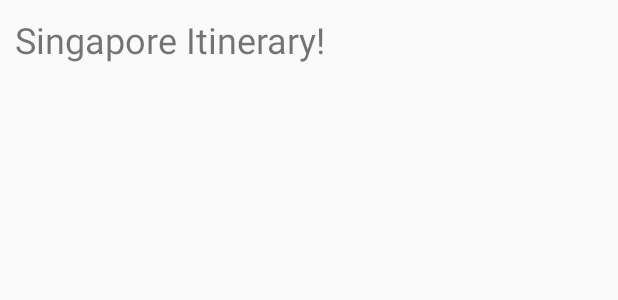
After one commit to ejyang7/CS194A_MyMaps, an Android app: the layout item_user_map.xml on its own in the app's theme, with its tools: preview values and no code run, on a phone screen of 412 x 824 dp. The commit adds this screen. Shown: the top 300 px of the screen. Run offline under Robolectric (Android 15) with nearby library versions, the phone set to English and light mode, and no system bars.

Commit message:
Base app skeleton completed

```diff
--- a/app/src/main/java/edu/stanford/ejyang/mymaps/MainActivity.kt
+++ b/app/src/main/java/edu/stanford/ejyang/mymaps/MainActivity.kt
@@ -44,6 +44,7 @@ class MainActivity : AppCompatActivity() {
                 val intent = Intent(this@MainActivity, DisplayMapActivity::class.java)
                 intent.putExtra(EXTRA_USER_MAP, userMaps[position])
                 startActivity(intent)
+                overridePendingTransition(R.anim.slide_in_right, R.anim.slide_out_left)
             }
         })
         rvMaps.adapter = mapAdapter
--- a/app/src/main/java/edu/stanford/ejyang/mymaps/MapsAdapter.kt
+++ b/app/src/main/java/edu/stanford/ejyang/mymaps/MapsAdapter.kt
@@ -17,7 +17,7 @@ class MapsAdapter(val context: Context, val userMaps: List<UserMap>, val onClick
     }
 
     override fun onCreateViewHolder(parent: ViewGroup, viewType: Int): ViewHolder {
-        val view = LayoutInflater.from(context).inflate(android.R.layout.simple_list_item_1, parent, false)
+        val view = LayoutInflater.from(context).inflate(R.layout.item_user_map, parent, false)
         return ViewHolder(view)
     }
 
@@ -29,7 +29,7 @@ class MapsAdapter(val context: Context, val userMaps: List<UserMap>, val onClick
             Log.i(TAG, "Tapped on position $position")
             onClickListener.onItemClick(position)
         }
-        val textViewTitle = holder.itemView.findViewById<TextView>(android.R.id.text1)
+        val textViewTitle = holder.itemView.findViewById<TextView>(R.id.tvMapTitle)
         textViewTitle.text = userMap.title
 
     }
--- /dev/null
+++ b/app/src/main/res/layout/item_user_map.xml
@@ -0,0 +1,12 @@
+<?xml version="1.0" encoding="utf-8"?>
+<TextView xmlns:android="http://schemas.android.com/apk/res/android"
+    xmlns:tools="http://schemas.android.com/tools"
+    android:id="@+id/tvMapTitle"
+    android:layout_width="match_parent"
+    android:layout_height="wrap_content"
+    android:background="?attr/selectableItemBackground"
+    android:padding="10dp"
+    android:textSize="24sp"
+    tools:text="Singapore Itinerary!">
+
+</TextView>
```
Also changed, not shown: app/src/main/res/anim/slide_in_right.xml (added, +7 -0 lines), app/src/main/res/anim/slide_out_left.xml (added, +7 -0 lines).
